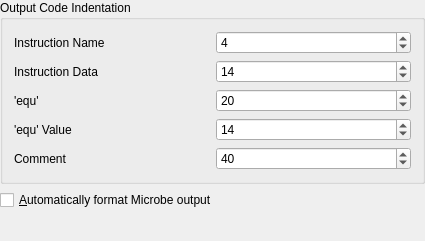
First picture: the form in src/gui/asmformattingwidget.ui, repository ktechlab/ktechlab, before the edit.
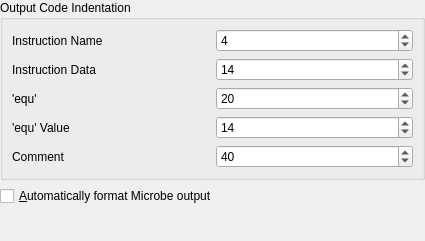
Second picture: the form after the edit. Custom widgets are drawn as their Qt base class.

Commit message: UI files: remove <layoutdefault>, let styles rules this

Patch:
```diff
--- a/src/gui/asmformattingwidget.ui
+++ b/src/gui/asmformattingwidget.ui
@@ -181,7 +181,6 @@
    </item>
   </layout>
  </widget>
- <layoutdefault spacing="6" margin="11"/>
  <customwidgets>
   <customwidget>
    <class>KIntSpinBox</class>
```
The commit also changes 18 other files.
